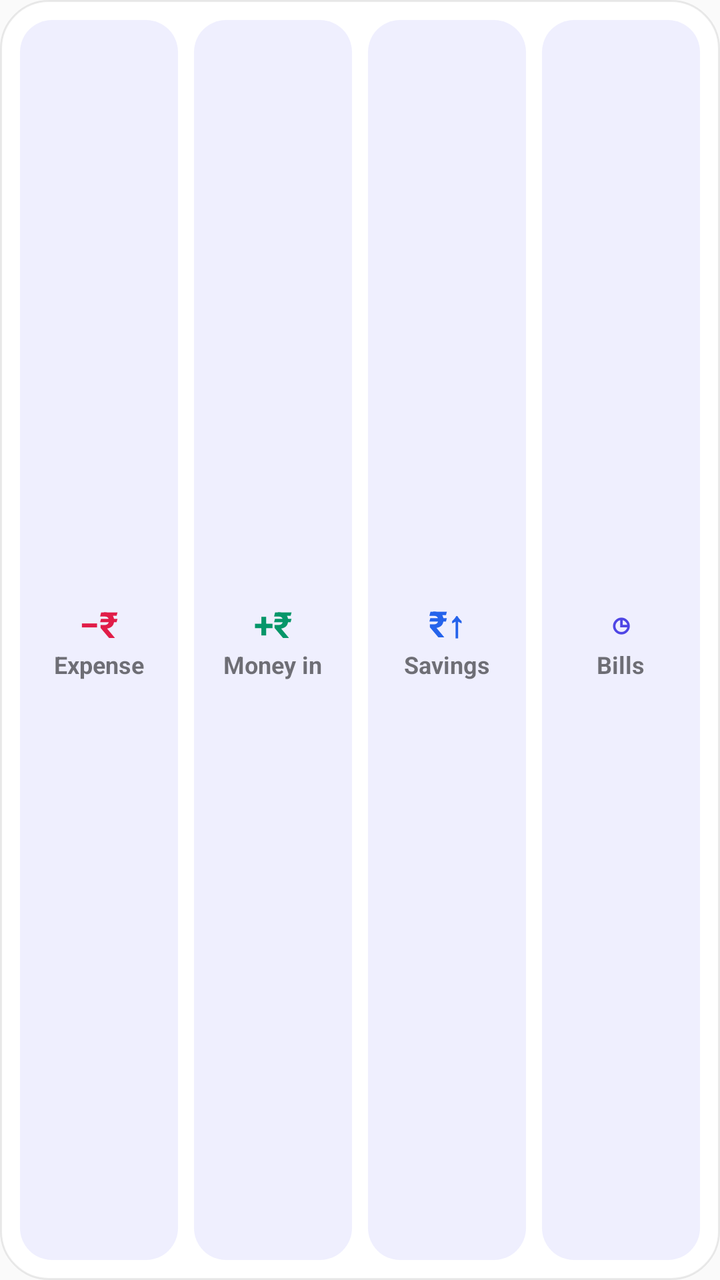
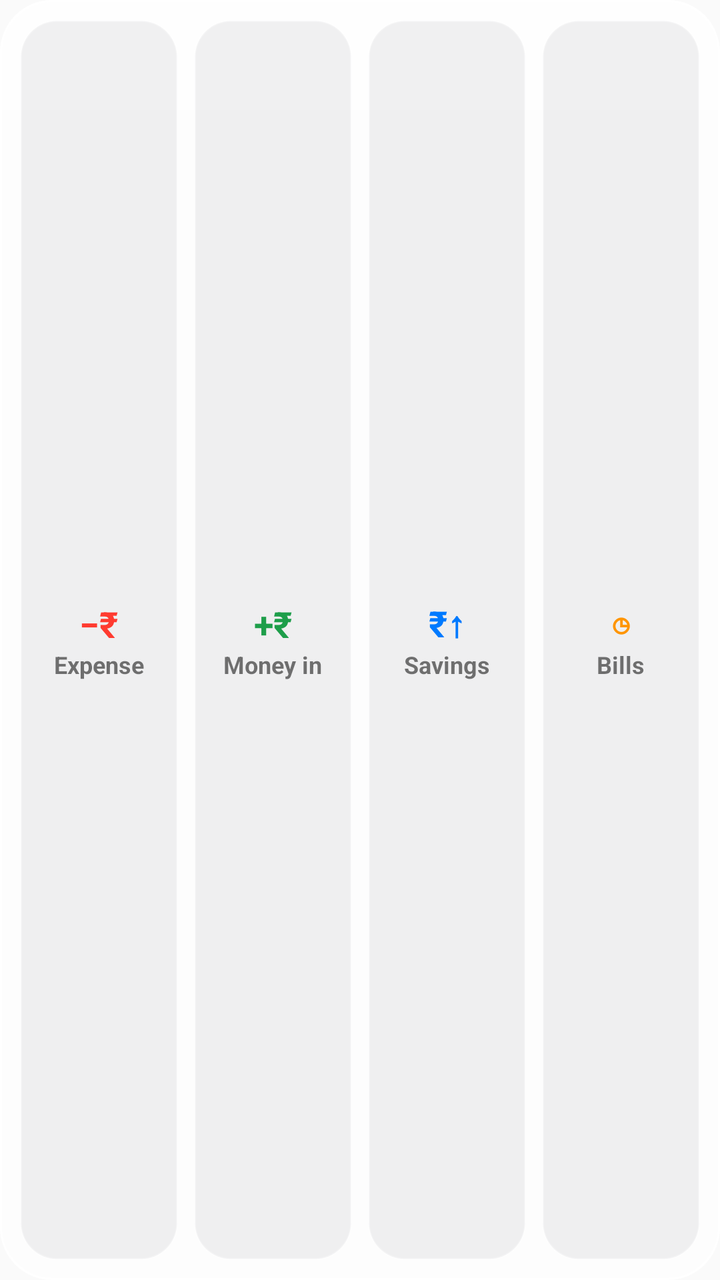

Screens rendered from an Android XML layout before and after an edit, with the pre-edit source and the edit as a unified diff.
<!-- AndroidManifest.xml: application theme AppTheme -->
<!-- res/layout/widget_quick.xml -->
<?xml version="1.0" encoding="utf-8"?>
<LinearLayout xmlns:android="http://schemas.android.com/apk/res/android"
    android:id="@+id/w_root"
    android:layout_width="match_parent"
    android:layout_height="match_parent"
    android:background="@drawable/widget_bg_light"
    android:orientation="horizontal"
    android:padding="6dp">
        <LinearLayout
            android:id="@+id/w_q_expense"
            android:layout_width="0dp"
            android:layout_height="match_parent"
            android:layout_weight="1"
            android:layout_margin="4dp"
            android:background="@drawable/widget_chip"
            android:gravity="center"
            android:orientation="vertical">
            <TextView
                android:layout_width="wrap_content"
                android:layout_height="wrap_content"
                android:text="−₹"
                android:textColor="#FFE11D48"
                android:textSize="18sp"
                android:textStyle="bold" />
            <TextView
                android:id="@+id/w_q_expense_label"
                android:layout_width="wrap_content"
                android:layout_height="wrap_content"
                android:text="Expense"
                android:textSize="12sp"
                android:textStyle="bold" />
        </LinearLayout>
        <LinearLayout
            android:id="@+id/w_q_income"
            android:layout_width="0dp"
            android:layout_height="match_parent"
            android:layout_weight="1"
            android:layout_margin="4dp"
            android:background="@drawable/widget_chip"
            android:gravity="center"
            android:orientation="vertical">
            <TextView
                android:layout_width="wrap_content"
                android:layout_height="wrap_content"
                android:text="+₹"
                android:textColor="#FF059669"
                android:textSize="18sp"
                android:textStyle="bold" />
            <TextView
                android:id="@+id/w_q_income_label"
                android:layout_width="wrap_content"
                android:layout_height="wrap_content"
                android:text="Money in"
                android:textSize="12sp"
                android:textStyle="bold" />
        </LinearLayout>
        <LinearLayout
            android:id="@+id/w_q_savings"
            android:layout_width="0dp"
            android:layout_height="match_parent"
            android:layout_weight="1"
            android:layout_margin="4dp"
            android:background="@drawable/widget_chip"
            android:gravity="center"
            android:orientation="vertical">
            <TextView
                android:layout_width="wrap_content"
                android:layout_height="wrap_content"
                android:text="₹↑"
                android:textColor="#FF2563EB"
                android:textSize="18sp"
                android:textStyle="bold" />
            <TextView
                android:id="@+id/w_q_savings_label"
                android:layout_width="wrap_content"
                android:layout_height="wrap_content"
                android:text="Savings"
                android:textSize="12sp"
                android:textStyle="bold" />
        </LinearLayout>
        <LinearLayout
            android:id="@+id/w_q_bills"
            android:layout_width="0dp"
            android:layout_height="match_parent"
            android:layout_weight="1"
            android:layout_margin="4dp"
            android:background="@drawable/widget_chip"
            android:gravity="center"
            android:orientation="vertical">
            <TextView
                android:layout_width="wrap_content"
                android:layout_height="wrap_content"
                android:text="◷"
                android:textColor="#FF4F46E5"
                android:textSize="18sp"
                android:textStyle="bold" />
            <TextView
                android:id="@+id/w_q_bills_label"
                android:layout_width="wrap_content"
                android:layout_height="wrap_content"
                android:text="Bills"
                android:textSize="12sp"
                android:textStyle="bold" />
        </LinearLayout>
</LinearLayout>
<!-- resources referenced by this layout -->
<resources>
  <!-- drawable widget_bg_light (drawable) -->
  <?xml version="1.0" encoding="utf-8"?>
  <shape xmlns:android="http://schemas.android.com/apk/res/android" android:shape="rectangle">
      <solid android:color="#FFFFFFFF" />
      <corners android:radius="24dp" />
      <stroke android:width="1dp" android:color="#14000000" />
  </shape>
  <!-- drawable widget_chip (drawable) -->
  <?xml version="1.0" encoding="utf-8"?>
  <shape xmlns:android="http://schemas.android.com/apk/res/android" android:shape="rectangle">
      <solid android:color="#1A6366F1" />
      <corners android:radius="16dp" />
  </shape>
  <style name="AppTheme" parent="Theme.AppCompat.Light.DarkActionBar">
          
          <item name="colorPrimary">@color/colorPrimary</item>
          <item name="colorPrimaryDark">@color/colorPrimaryDark</item>
          <item name="colorAccent">@color/colorAccent</item>
      </style>
</resources>

<!-- the commit's change to res/layout/widget_quick.xml (unified diff, before → after) -->
@@ -19,7 +19,7 @@
                 android:layout_width="wrap_content"
                 android:layout_height="wrap_content"
                 android:text="−₹"
-                android:textColor="#FFE11D48"
+                android:textColor="#FFFF3B30"
                 android:textSize="18sp"
                 android:textStyle="bold" />
             <TextView
@@ -43,7 +43,7 @@
                 android:layout_width="wrap_content"
                 android:layout_height="wrap_content"
                 android:text="+₹"
-                android:textColor="#FF059669"
+                android:textColor="#FF1E9E4A"
                 android:textSize="18sp"
                 android:textStyle="bold" />
             <TextView
@@ -67,7 +67,7 @@
                 android:layout_width="wrap_content"
                 android:layout_height="wrap_content"
                 android:text="₹↑"
-                android:textColor="#FF2563EB"
+                android:textColor="#FF007AFF"
                 android:textSize="18sp"
                 android:textStyle="bold" />
             <TextView
@@ -91,7 +91,7 @@
                 android:layout_width="wrap_content"
                 android:layout_height="wrap_content"
                 android:text="◷"
-                android:textColor="#FF4F46E5"
+                android:textColor="#FFFF9500"
                 android:textSize="18sp"
                 android:textStyle="bold" />
             <TextView
<!-- resource entries referenced after the edit -->
@@ -2,16 +2,33 @@
 <resources>
   <!-- drawable widget_bg_light (drawable) -->
   <?xml version="1.0" encoding="utf-8"?>
-  <shape xmlns:android="http://schemas.android.com/apk/res/android" android:shape="rectangle">
-      <solid android:color="#FFFFFFFF" />
-      <corners android:radius="24dp" />
-      <stroke android:width="1dp" android:color="#14000000" />
-  </shape>
+  <layer-list xmlns:android="http://schemas.android.com/apk/res/android">
+      <item>
+          <shape android:shape="rectangle">
+              <solid android:color="#B8FFFFFF" />
+              <corners android:radius="26dp" />
+          </shape>
+      </item>
+      <item>
+          <shape android:shape="rectangle">
+              <gradient android:angle="270" android:startColor="#66FFFFFF" android:centerColor="#00FFFFFF" android:endColor="#00FFFFFF" />
+              <corners android:radius="26dp" />
+          </shape>
+      </item>
+      <item>
+          <shape android:shape="rectangle">
+              <solid android:color="#00000000" />
+              <corners android:radius="26dp" />
+              <stroke android:width="1dp" android:color="#E6FFFFFF" />
+          </shape>
+      </item>
+  </layer-list>
   <!-- drawable widget_chip (drawable) -->
   <?xml version="1.0" encoding="utf-8"?>
   <shape xmlns:android="http://schemas.android.com/apk/res/android" android:shape="rectangle">
-      <solid android:color="#1A6366F1" />
-      <corners android:radius="16dp" />
+      <solid android:color="#1F8E8E93" />
+      <corners android:radius="18dp" />
+      <stroke android:width="1dp" android:color="#40FFFFFF" />
   </shape>
   <style name="AppTheme" parent="Theme.AppCompat.Light.DarkActionBar">
           
